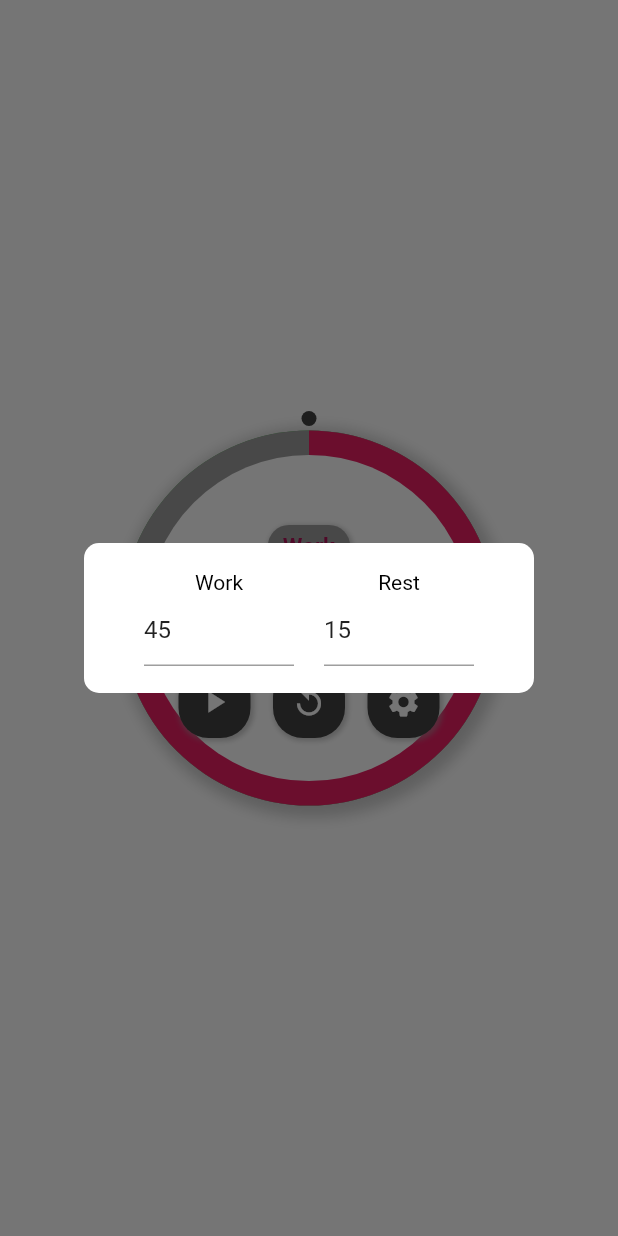
After one commit to pouz/flutter_rest_timer, a Flutter app: the screen it shows after launch, after a tap on the "settings" icon, on a phone screen of 412 x 824 dp. The commit adds this screen. Run offline on Flutter 3.47's test engine with Material 2 defaults, Android fonts, the phone set to English and light mode, and no system bars; our stand-ins replace audioplayers, go_router; missing offline and left inert: window_size.

Commit message:
add modal and setting times

```diff
--- a/lib/screen/rest_screen.dart
+++ b/lib/screen/rest_screen.dart
@@ -3,6 +3,7 @@ import 'dart:async';
 import 'package:audioplayers/audioplayers.dart';
 import 'package:desk_timer/screen/widget/analog_rest_timer.dart';
 import 'package:desk_timer/screen/widget/display_timer.dart';
+import 'package:desk_timer/screen/widget/modals/time_set_modal.dart';
 import 'package:flutter/material.dart';
 
 class RestScreen extends StatefulWidget {
@@ -12,20 +13,28 @@ class RestScreen extends StatefulWidget {
   State<RestScreen> createState() => _RestScreenState();
 }
 
-const double kWorkingSec = 45 * 60;
-const double kRestSec = 15 * 60;
+double work = 45 * 60;
+double rest = 15 * 60;
 
 class _RestScreenState extends State<RestScreen> with TickerProviderStateMixin {
   bool _isRunning = false;
   bool _isWorking = true;
-  double _workingSec = kWorkingSec;
-  double _restSec = kRestSec;
-  final _percentage = (kWorkingSec / (kWorkingSec + kRestSec)) * 360;
+  double _workingSec = work;
+  double _restSec = rest;
+  // for texteditor
+  late TextEditingController _workTextEditorController;
+  late TextEditingController _restTextEditorController;
+
+  // for alarm
   late final AudioPlayer _player;
 
   @override
   void initState() {
+    _workTextEditorController = TextEditingController(text: '45');
+    _restTextEditorController = TextEditingController(text: '15');
+    // for alarm
     _player = AudioPlayer();
+    // event on a sce
     Timer.periodic(const Duration(seconds: 1), _countSeconds);
     super.initState();
   }
@@ -57,7 +66,7 @@ class _RestScreenState extends State<RestScreen> with TickerProviderStateMixin {
                     children: [
                       AnalogRestTimer(
                         paintSize: paintSize,
-                        totalTime: kWorkingSec + kRestSec,
+                        totalTime: work + rest,
                         percentage: _percentage,
                         workingSec: _workingSec,
                         restSec: _restSec,
@@ -118,9 +127,38 @@ class _RestScreenState extends State<RestScreen> with TickerProviderStateMixin {
           onPressed: () {
             setState(() {
               _isRunning = false;
-              _workingSec = kWorkingSec;
-              _restSec = kRestSec;
+              _workingSec = work;
+              _restSec = rest;
             });
+          },
+        ),
+        const SizedBox(width: 15),
+        _button(
+          backgroundColor: Colors.grey.shade800,
+          iconColor: Colors.white,
+          icon: Icons.settings,
+          onPressed: () {
+            showDialog(
+              context: context,
+              builder: (context) {
+                return TimeSetModal(
+                  workController: _workTextEditorController,
+                  restController: _restTextEditorController,
+                  onChangedWorkTime: (value) {
+                    setState(() {
+                      work = double.parse(value) * 60;
+                      _workingSec = work;
+                    });
+                  },
+                  onChangedRestTime: (value) {
+                    setState(() {
+                      rest = double.parse(value) * 60;
+                      _restSec = rest;
+                    });
+                  },
+                );
+              },
+            );
           },
         ),
       ],
@@ -167,18 +205,20 @@ class _RestScreenState extends State<RestScreen> with TickerProviderStateMixin {
   void _countSeconds(Timer t) {
     setState(() {
       if (!_isRunning) return;
-      if (_workingSec <= 0) {
+      if (_workingSec <= 0 && _isWorking == true) {
         _isWorking = false;
         _player.play(AssetSource('working_end.mp3'));
       }
 
-      if (_restSec <= 0) {
+      if (_restSec <= 0 && _isWorking == false) {
         _isWorking = true;
         _player.play(AssetSource('rest_end.mp3'));
-        _workingSec = kWorkingSec;
-        _restSec = kRestSec;
+        _workingSec = work;
+        _restSec = rest;
       }
       _isWorking ? _workingSec-- : _restSec--;
     });
   }
+
+  double get _percentage => (work / (work + rest)) * 360;
 }
--- /dev/null
+++ b/lib/screen/widget/modals/time_set_modal.dart
@@ -0,0 +1,81 @@
+import 'package:flutter/material.dart';
+import 'package:flutter/services.dart';
+
+class TimeSetModal extends StatelessWidget {
+  const TimeSetModal({
+    super.key,
+    required this.onChangedWorkTime,
+    required this.onChangedRestTime,
+    required this.workController,
+    required this.restController,
+  });
+
+  final void Function(String) onChangedWorkTime;
+  final void Function(String) onChangedRestTime;
+  final TextEditingController workController;
+  final TextEditingController restController;
+
+  @override
+  Widget build(BuildContext context) {
+    return Center(
+      child: Container(
+        height: 100,
+        width: 300,
+        decoration: BoxDecoration(
+          color: Colors.white,
+          borderRadius: BorderRadius.circular(10),
+        ),
+        child: Row(
+          mainAxisAlignment: MainAxisAlignment.center,
+          crossAxisAlignment: CrossAxisAlignment.center,
+          children: [
+            _pickNumber(
+              title: 'Work',
+              controller: workController,
+              onChanged: onChangedWorkTime,
+            ),
+            const SizedBox(width: 20),
+            _pickNumber(
+              title: 'Rest',
+              controller: restController,
+              onChanged: onChangedRestTime,
+            ),
+          ],
+        ),
+      ),
+    );
+  }
+
+  Widget _pickNumber({
+    required String title,
+    required void Function(String) onChanged,
+    required TextEditingController controller,
+  }) {
+    return Material(
+      child: Container(
+        color: Colors.white,
+        width: 100,
+        child: Column(
+          mainAxisAlignment: MainAxisAlignment.center,
+          crossAxisAlignment: CrossAxisAlignment.center,
+          children: [
+            Text(
+              title,
+              style: const TextStyle(
+                color: Colors.black,
+              ),
+            ),
+            TextField(
+              controller: controller,
+              keyboardType: TextInputType.number,
+              inputFormatters: [
+                FilteringTextInputFormatter.digitsOnly,
+              ],
+              onChanged: onChanged,
+            ),
+          ],
+        ),
+      ),
+    );
+  }
+}
```
